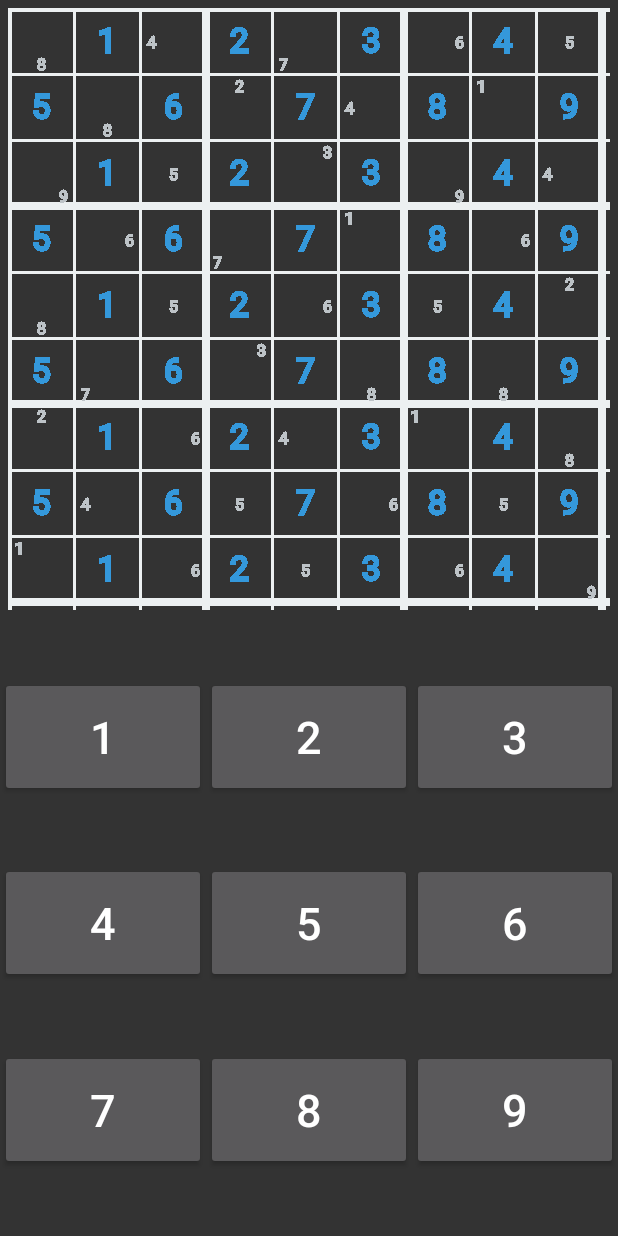
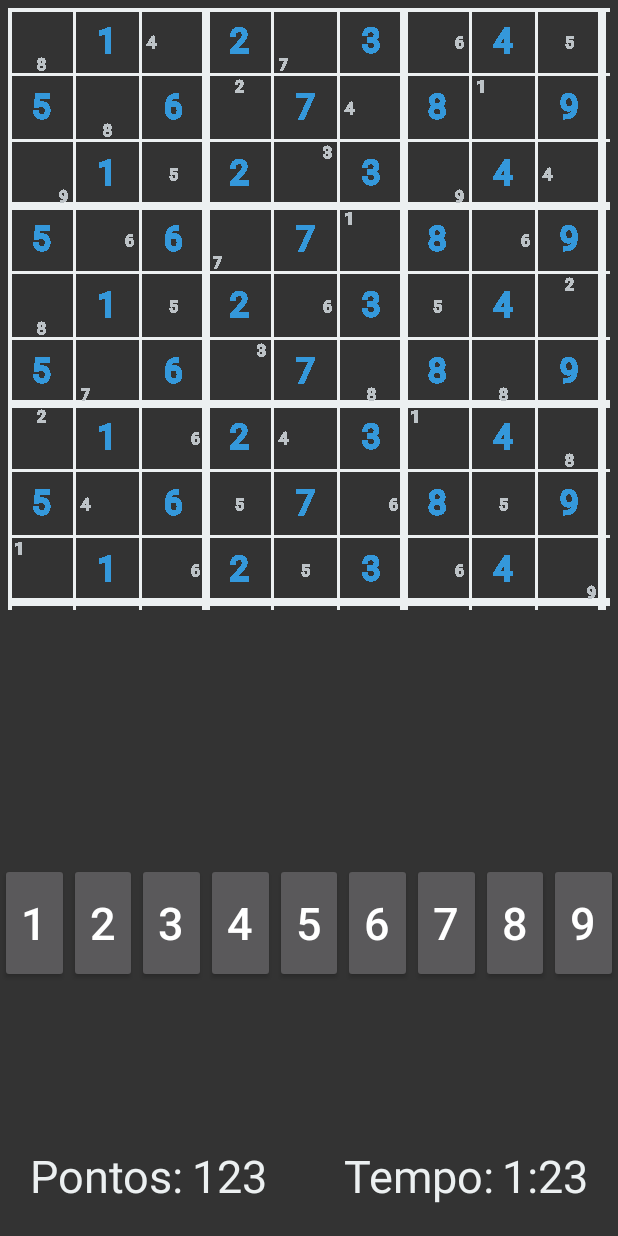
Before and after one commit to Strimblaster/AMOV1920, an Android app: the SinglePlayer screen opened directly, with no data from a screen before it, on a phone screen of 412 x 824 dp. Run offline under Robolectric (Android 15) with nearby library versions, the phone set to English and light mode, and no system bars; Roboto replaces fonts that are not available here.

Commit message:
correções no layout

```diff
--- a/app/src/main/java/com/example/sudoku/SudokuView.java
+++ b/app/src/main/java/com/example/sudoku/SudokuView.java
@@ -7,6 +7,7 @@ import android.graphics.Paint;
 import android.os.SystemClock;
 import android.view.MotionEvent;
 import android.view.View;
+import android.widget.Button;
 
 import java.util.Arrays;
 import java.util.Collection;
@@ -14,7 +15,7 @@ import java.util.Collections;
 import java.util.List;
 import java.util.Random;
 
-public class SudokuView extends View {
+public class SudokuView extends View  {
 
     int [][] board = {
             {0, 1, 0, 2, 0, 3, 0, 4, 0},
@@ -30,10 +31,20 @@ public class SudokuView extends View {
 
     public static final int BOARD_SIZE = 9;
     Paint paintMainLines, paintSubLines, paintMainNumbers, paintSmallNumbers;
+    Button n1, n2, n3, n4, n5, n6, n7, n8, n9;
 
     public SudokuView(Context context) {
         super(context);
         createPaints();
+        n1 = (Button) findViewById(R.id.n1);
+        n2 = (Button) findViewById(R.id.n2);
+        n3 = (Button) findViewById(R.id.n3);
+        n4 = (Button) findViewById(R.id.n4);
+        n5 = (Button) findViewById(R.id.n5);
+        n6 = (Button) findViewById(R.id.n6);
+        n7 = (Button) findViewById(R.id.n7);
+        n8 = (Button) findViewById(R.id.n8);
+        n9 = (Button) findViewById(R.id.n9);
     }
 
     void createPaints() {
@@ -114,10 +125,11 @@ public class SudokuView extends View {
             int w = getWidth(), cellW = w/BOARD_SIZE;
             int h = getHeight(), cellH = h/BOARD_SIZE;
 
-            int cellX = px / cellW;
-            int cellY = py / cellH;
+            final int cellX = px / cellW;
+            final int cellY = py / cellH;
 
             board[cellY][cellX] = 5;
+
             invalidate();
             return true;
         }
@@ -129,4 +141,7 @@ public class SudokuView extends View {
         this.board = board;
         invalidate();
     }
+
+
+
 }
--- a/app/src/main/res/layout/activity_single_player.xml
+++ b/app/src/main/res/layout/activity_single_player.xml
@@ -26,9 +26,9 @@
         android:id="@+id/n1"
         android:layout_width="0dp"
         android:layout_height="80dp"
+        android:text="1"
         android:textSize="30dp"
-        android:text="1"
-        app:layout_constraintBottom_toTopOf="@+id/n4"
+        app:layout_constraintBottom_toBottomOf="parent"
         app:layout_constraintEnd_toStartOf="@+id/n2"
         app:layout_constraintStart_toStartOf="parent"
         app:layout_constraintTop_toBottomOf="@+id/flSudoku" />
@@ -40,7 +40,7 @@
         android:textSize="30dp"
         android:text="2"
         app:layout_constraintBottom_toBottomOf="@+id/n1"
-        app:layout_constraintEnd_toEndOf="@+id/n3"
+        app:layout_constraintEnd_toStartOf="@+id/n3"
         app:layout_constraintStart_toEndOf="@+id/n1"
         app:layout_constraintTop_toTopOf="@+id/n1" />
 
@@ -48,23 +48,23 @@
         android:id="@+id/n3"
         android:layout_width="0dp"
         android:layout_height="80dp"
+        android:text="3"
         android:textSize="30dp"
-        android:text="3"
         app:layout_constraintBottom_toBottomOf="@+id/n1"
-        app:layout_constraintEnd_toEndOf="parent"
         app:layout_constraintStart_toEndOf="@+id/n2"
-        app:layout_constraintTop_toTopOf="@+id/n1"/>
+        app:layout_constraintEnd_toStartOf="@+id/n4"
+        app:layout_constraintTop_toTopOf="@+id/n1" />
 
     <Button
         android:id="@+id/n4"
         android:layout_width="0dp"
         android:layout_height="80dp"
+        android:text="4"
         android:textSize="30dp"
-        android:text="4"
-        app:layout_constraintBottom_toTopOf="@+id/n7"
-        app:layout_constraintStart_toStartOf="parent"
-        app:layout_constraintTop_toBottomOf="@+id/n1"
-        app:layout_constraintEnd_toStartOf="@+id/n5" />
+        app:layout_constraintBottom_toBottomOf="@+id/n1"
+        app:layout_constraintStart_toEndOf="@+id/n3"
+        app:layout_constraintEnd_toStartOf="@+id/n5"
+        app:layout_constraintTop_toTopOf="@+id/n1" />
 
     <Button
         android:id="@+id/n5"
@@ -72,10 +72,10 @@
         android:layout_height="80dp"
         android:textSize="30dp"
         android:text="5"
-        app:layout_constraintBottom_toBottomOf="@+id/n4"
+        app:layout_constraintBottom_toBottomOf="@+id/n1"
         app:layout_constraintStart_toEndOf="@+id/n4"
         app:layout_constraintEnd_toStartOf="@+id/n6"
-        app:layout_constraintTop_toTopOf="@+id/n4" />
+        app:layout_constraintTop_toTopOf="@+id/n1" />
 
     <Button
         android:id="@+id/n6"
@@ -83,10 +83,10 @@
         android:layout_height="80dp"
         android:textSize="30dp"
         android:text="6"
-        app:layout_constraintBottom_toBottomOf="@+id/n5"
-        app:layout_constraintEnd_toEndOf="parent"
+        app:layout_constraintBottom_toBottomOf="@+id/n1"
         app:layout_constraintStart_toEndOf="@+id/n5"
-        app:layout_constraintTop_toTopOf="@+id/n5" />
+        app:layout_constraintEnd_toStartOf="@+id/n7"
+        app:layout_constraintTop_toTopOf="@+id/n1" />
 
     <Button
         android:id="@+id/n7"
@@ -94,10 +94,10 @@
         android:layout_height="80dp"
         android:textSize="30dp"
         android:text="7"
-        app:layout_constraintBottom_toBottomOf="parent"
-        app:layout_constraintStart_toStartOf="parent"
-        app:layout_constraintTop_toBottomOf="@+id/n4"
-        app:layout_constraintEnd_toStartOf="@+id/n8" />
+        app:layout_constraintBottom_toBottomOf="@+id/n1"
+        app:layout_constraintStart_toEndOf="@+id/n6"
+        app:layout_constraintEnd_toStartOf="@+id/n8"
+        app:layout_constraintTop_toTopOf="@+id/n1" />
 
     <Button
         android:id="@+id/n8"
@@ -105,10 +105,10 @@
         android:layout_height="80dp"
         android:textSize="30dp"
         android:text="8"
-        app:layout_constraintBottom_toBottomOf="@+id/n7"
+        app:layout_constraintBottom_toBottomOf="@+id/n1"
         app:layout_constraintStart_toEndOf="@+id/n7"
-        app:layout_constraintTop_toTopOf="@+id/n7"
-        app:layout_constraintEnd_toStartOf="@+id/n9"/>
+        app:layout_constraintEnd_toStartOf="@+id/n9"
+        app:layout_constraintTop_toTopOf="@+id/n1"/>
 
     <Button
         android:id="@+id/n9"
@@ -116,49 +116,57 @@
         android:layout_height="80dp"
         android:textSize="30dp"
         android:text="9"
-        app:layout_constraintBottom_toBottomOf="@+id/n8"
+        app:layout_constraintBottom_toBottomOf="@+id/n1"
+        app:layout_constraintStart_toEndOf="@+id/n8"
         app:layout_constraintEnd_toEndOf="parent"
-        app:layout_constraintStart_toEndOf="@+id/n8"
-        app:layout_constraintTop_toTopOf="@+id/n8" />
+        app:layout_constraintTop_toTopOf="@+id/n1" />
 
-<!--    <Button-->
-<!--        android:id="@+id/btnNewGame"-->
-<!--        android:layout_width="0dp"-->
-<!--        android:layout_height="wrap_content"-->
-<!--        android:background="@color/colorSinglePlayer"-->
-<!--        android:text="Novo Jogo"-->
-<!--        app:layout_constraintBottom_toBottomOf="parent"-->
-<!--        app:layout_constraintStart_toStartOf="parent" />-->
+    <TextView
+        android:id="@+id/pontos"
+        android:layout_width="wrap_content"
+        android:layout_height="wrap_content"
+        android:layout_marginStart="20dp"
+        android:layout_marginBottom="20dp"
+        android:text="Pontos:"
+        android:textColor="@color/colorWhite"
+        android:textSize="30dp"
+        app:layout_constraintBottom_toBottomOf="parent"
+        app:layout_constraintStart_toStartOf="parent" />
 
-<!--    <TextView-->
-<!--        android:id="@+id/lbTime"-->
-<!--        android:layout_width="wrap_content"-->
-<!--        android:layout_height="wrap_content"-->
-<!--        android:background="@drawable/underline"-->
-<!--        android:gravity="center_horizontal|center_vertical"-->
-<!--        android:text="1:32"-->
-<!--        android:textAlignment="center"-->
-<!--        android:textColor="@color/colorWhite"-->
-<!--        android:textDirection="firstStrongRtl"-->
-<!--        app:layout_constraintBottom_toBottomOf="@+id/btnNewGame"-->
-<!--        app:layout_constraintStart_toEndOf="@+id/btnNewGame"-->
-<!--        app:layout_constraintTop_toTopOf="@+id/btnNewGame"-->
-<!--        app:layout_constraintEnd_toStartOf="@+id/lbPoints" />-->
+    <TextView
+        android:id="@+id/tempo"
+        android:layout_width="wrap_content"
+        android:layout_height="wrap_content"
+        android:layout_marginEnd="5dp"
+        android:layout_marginBottom="20dp"
+        android:text="Tempo:"
+        android:textColor="@color/colorWhite"
+        android:textSize="30dp"
+        app:layout_constraintBottom_toBottomOf="parent"
+        app:layout_constraintEnd_toStartOf="@+id/lbTime" />
 
-<!--    <TextView-->
-<!--        android:id="@+id/lbPoints"-->
-<!--        android:layout_width="wrap_content"-->
-<!--        android:layout_height="wrap_content"-->
-<!--        android:background="@drawable/underline"-->
-<!--        android:gravity="center_horizontal|center_vertical"-->
-<!--        android:text="123"-->
-<!--        android:textAlignment="center"-->
-<!--        android:textColor="@color/colorWhite"-->
-<!--        android:textDirection="firstStrongRtl"-->
-<!--        app:layout_constraintBottom_toBottomOf="parent"-->
-<!--        app:layout_constraintEnd_toEndOf="parent"-->
-<!--        app:layout_constraintStart_toEndOf="@+id/lbTime"-->
-<!--        app:layout_constraintTop_toTopOf="@+id/btnNewGame" />-->
+    <TextView
+        android:id="@+id/lbPoints"
+        android:layout_width="wrap_content"
+        android:layout_height="wrap_content"
+        android:layout_marginStart="5dp"
+        android:layout_marginBottom="20dp"
+        android:text="123"
+        android:textColor="@color/colorWhite"
+        android:textSize="30dp"
+        app:layout_constraintBottom_toBottomOf="parent"
+        app:layout_constraintStart_toEndOf="@+id/pontos" />
 
+    <TextView
+        android:id="@+id/lbTime"
+        android:layout_width="wrap_content"
+        android:layout_height="wrap_content"
+        android:layout_marginEnd="20dp"
+        android:layout_marginBottom="20dp"
+        android:text="1:23"
+        android:textColor="@color/colorWhite"
+        android:textSize="30dp"
+        app:layout_constraintBottom_toBottomOf="parent"
+        app:layout_constraintEnd_toEndOf="parent" />
 
 </androidx.constraintlayout.widget.ConstraintLayout>
```
